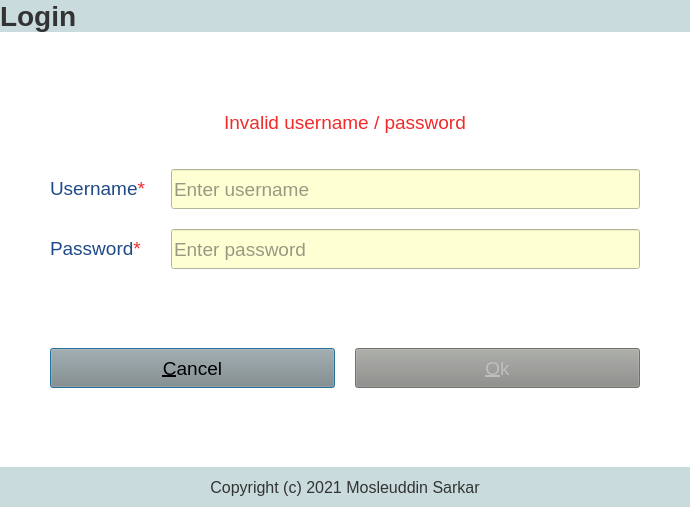
mosleuddin/ExpenseTracker, file ui_files/login.ui: the form before one commit.
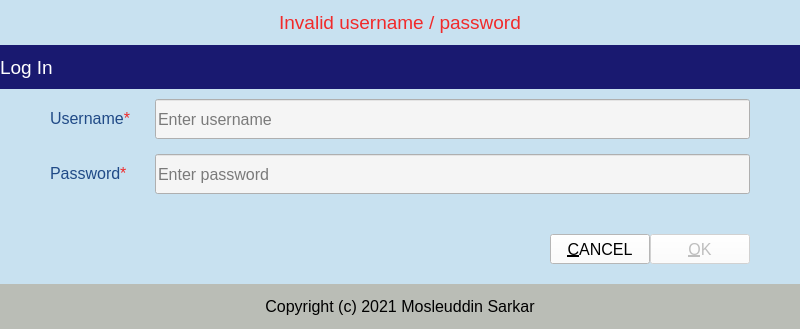
The form after the commit. Icons and pictures are not drawn.

Patch:
```diff
--- a/ui_files/login.ui
+++ b/ui_files/login.ui
@@ -9,8 +9,8 @@
    <rect>
     <x>0</x>
     <y>0</y>
-    <width>690</width>
-    <height>507</height>
+    <width>800</width>
+    <height>329</height>
    </rect>
   </property>
   <property name="sizePolicy">
@@ -28,7 +28,7 @@
   <property name="maximumSize">
    <size>
     <width>800</width>
-    <height>600</height>
+    <height>500</height>
    </size>
   </property>
   <property name="font">
@@ -42,11 +42,11 @@
     <normaloff>:/icons/expense_tracker_sm.png</normaloff>:/icons/expense_tracker_sm.png</iconset>
   </property>
   <property name="styleSheet">
-   <string notr="true">background-color: rgb(255, 255,255);</string>
+   <string notr="true">background-color: rgb(200, 225, 240);</string>
   </property>
-  <layout class="QVBoxLayout" name="verticalLayout" stretch="0,0,0,0,0,0,0,0">
+  <layout class="QVBoxLayout" name="verticalLayout" stretch="0,0,0,0,0">
    <property name="spacing">
-    <number>15</number>
+    <number>0</number>
    </property>
    <property name="leftMargin">
     <number>0</number>
@@ -60,22 +60,55 @@
    <property name="bottomMargin">
     <number>0</number>
    </property>
+   <item>
+    <widget class="QLabel" name="labelMessage">
+     <property name="minimumSize">
+      <size>
+       <width>0</width>
+       <height>40</height>
+      </size>
+     </property>
+     <property name="font">
+      <font>
+       <pointsize>14</pointsize>
+       <bold>false</bold>
+      </font>
+     </property>
+     <property name="styleSheet">
+      <string notr="true">color: rgb(241, 42, 42);</string>
+     </property>
+     <property name="text">
+      <string>Invalid username / password</string>
+     </property>
+     <property name="alignment">
+      <set>Qt::AlignCenter</set>
+     </property>
+     <property name="margin">
+      <number>10</number>
+     </property>
+    </widget>
+   </item>
    <item>
     <widget class="QLabel" name="labelHeading">
+     <property name="minimumSize">
+      <size>
+       <width>0</width>
+       <height>40</height>
+      </size>
+     </property>
      <property name="font">
       <font>
        <pointsize>14</pointsize>
-       <bold>true</bold>
+       <bold>false</bold>
        <underline>false</underline>
       </font>
      </property>
      <property name="styleSheet">
-      <string notr="true">color: rgb(51, 51, 51);
-background-color: rgb(201, 219, 220);</string>
+      <string notr="true">color: rgb(255, 255, 255);
+background-color: rgb(25, 25, 112);</string>
      </property>
      <property name="text">
-      <string>&lt;h2&gt; Login
-</string>
+      <string>Log In</string>
      </property>
      <property name="alignment">
       <set>Qt::AlignLeading|Qt::AlignLeft|Qt::AlignVCenter</set>
@@ -88,55 +121,26 @@
      </property>
     </widget>
    </item>
-   <item>
-    <spacer name="verticalSpacer_3">
-     <property name="orientation">
-      <enum>Qt::Vertical</enum>
-     </property>
-     <property name="sizeHint" stdset="0">
-      <size>
-       <width>20</width>
-       <height>40</height>
-      </size>
-     </property>
-    </spacer>
-   </item>
-   <item>
-    <widget class="QLabel" name="labelMessage">
-     <property name="font">
-      <font>
-       <pointsize>14</pointsize>
-       <bold>false</bold>
-      </font>
-     </property>
-     <property name="styleSheet">
-      <string notr="true">color: rgb(241, 42, 42);</string>
-     </property>
-     <property name="text">
-      <string>Invalid username / password</string>
-     </property>
-     <property name="alignment">
-      <set>Qt::AlignCenter</set>
-     </property>
-    </widget>
-   </item>
    <item>
     <layout class="QFormLayout" name="formLayout">
      <property name="horizontalSpacing">
       <number>25</number>
      </property>
      <property name="verticalSpacing">
-      <number>20</number>
+      <number>15</number>
      </property>
      <property name="leftMargin">
       <number>50</number>
      </property>
      <property name="topMargin">
-      <number>20</number>
+      <number>10</number>
      </property>
      <property name="rightMargin">
       <number>50</number>
      </property>
+     <property name="bottomMargin">
+      <number>30</number>
+     </property>
      <item row="0" column="0">
       <widget class="QLabel" name="labelUsername">
        <property name="minimumSize">
@@ -147,7 +151,7 @@
        </property>
        <property name="font">
         <font>
-         <pointsize>14</pointsize>
+         <pointsize>12</pointsize>
          <bold>false</bold>
         </font>
        </property>
@@ -169,15 +173,15 @@
        </property>
        <property name="font">
         <font>
-         <pointsize>14</pointsize>
+         <pointsize>12</pointsize>
         </font>
        </property>
        <property name="statusTip">
         <string>username should be 4 to 12 characters long</string>
        </property>
        <property name="styleSheet">
-        <string notr="true">background-color: rgb(254, 255, 211);
-color: rgb(51, 51, 51);</string>
+        <string notr="true">background-color: rgb(245,245,245);
+</string>
        </property>
        <property name="text">
         <string/>
@@ -200,7 +204,7 @@
        </property>
        <property name="font">
         <font>
-         <pointsize>14</pointsize>
+         <pointsize>12</pointsize>
          <bold>false</bold>
          <underline>false</underline>
         </font>
@@ -223,15 +227,15 @@
        </property>
        <property name="font">
         <font>
-         <pointsize>14</pointsize>
+         <pointsize>12</pointsize>
         </font>
        </property>
        <property name="statusTip">
         <string>username should be 4 to 12 characters long</string>
        </property>
        <property name="styleSheet">
-        <string notr="true">background-color: rgb(254, 255, 211);
-color: rgb(51, 51, 51);</string>
+        <string notr="true">background-color: rgb(245,245,245);
+</string>
        </property>
        <property name="inputMask">
         <string/>
@@ -252,33 +256,36 @@
      </item>
     </layout>
    </item>
-   <item>
-    <spacer name="verticalSpacer_2">
-     <property name="orientation">
-      <enum>Qt::Vertical</enum>
-     </property>
-     <property name="sizeHint" stdset="0">
-      <size>
-       <width>20</width>
-       <height>40</height>
-      </size>
-     </property>
-    </spacer>
-   </item>
    <item>
     <layout class="QHBoxLayout" name="horizontalLayout">
      <property name="spacing">
-      <number>20</number>
-     </property>
-     <property name="leftMargin">
-      <number>50</number>
-     </property>
-     <property name="rightMargin">
-      <number>50</number>
-     </property>
-     <property name="bottomMargin">
       <number>0</number>
      </property>
+     <property name="leftMargin">
+      <number>50</number>
+     </property>
+     <property name="topMargin">
+      <number>10</number>
+     </property>
+     <property name="rightMargin">
+      <number>50</number>
+     </property>
+     <property name="bottomMargin">
+      <number>20</number>
+     </property>
+     <item>
+      <spacer name="horizontalSpacer_2">
+       <property name="orientation">
+        <enum>Qt::Horizontal</enum>
+       </property>
+       <property name="sizeHint" stdset="0">
+        <size>
+         <width>40</width>
+         <height>20</height>
+        </size>
+       </property>
+      </spacer>
+     </item>
      <item>
       <widget class="QPushButton" name="buttonCancel">
        <property name="enabled">
@@ -292,20 +299,26 @@
        </property>
        <property name="minimumSize">
         <size>
-         <width>150</width>
-         <height>40</height>
+         <width>100</width>
+         <height>30</height>
+        </size>
+       </property>
+       <property name="maximumSize">
+        <size>
+         <width>100</width>
+         <height>30</height>
         </size>
        </property>
        <property name="font">
         <font>
-         <pointsize>14</pointsize>
+         <pointsize>12</pointsize>
         </font>
        </property>
        <property name="styleSheet">
-        <string notr="true">background-color: rgb(136, 138, 133);</string>
+        <string notr="true">background-color: rgb(255, 255, 255);</string>
        </property>
        <property name="text">
-        <string>&amp;Cancel</string>
+        <string>&amp;CANCEL</string>
        </property>
        <property name="icon">
         <iconset resource="../src/resource.qrc">
@@ -320,42 +333,38 @@
        </property>
        <property name="minimumSize">
         <size>
-         <width>150</width>
-         <height>40</height>
+         <width>100</width>
+         <height>30</height>
+        </size>
+       </property>
+       <property name="maximumSize">
+        <size>
+         <width>100</width>
+         <height>300</height>
         </size>
        </property>
        <property name="font">
         <font>
-         <pointsize>14</pointsize>
+         <pointsize>12</pointsize>
         </font>
        </property>
        <property name="styleSheet">
-        <string notr="true">background-color: rgb(136, 138, 133);</string>
+        <string notr="true">background-color: rgb(255, 255, 255);</string>
        </property>
        <property name="text">
-        <string>&amp;Ok</string>
+        <string>&amp;OK</string>
        </property>
        <property name="icon">
         <iconset resource="../src/resource.qrc">
          <normaloff>:/icons/icons/ok.png</normaloff>:/icons/icons/ok.png</iconset>
        </property>
+       <property name="default">
+        <bool>true</bool>
+       </property>
       </widget>
      </item>
     </layout>
    </item>
-   <item>
-    <spacer name="verticalSpacer">
-     <property name="orientation">
-      <enum>Qt::Vertical</enum>
-     </property>
-     <property name="sizeHint" stdset="0">
-      <size>
-       <width>20</width>
-       <height>40</height>
-      </size>
-     </property>
-    </spacer>
-   </item>
    <item>
     <widget class="QLabel" name="labelCopyright">
      <property name="minimumSize">
@@ -370,8 +379,7 @@
       </font>
      </property>
      <property name="styleSheet">
-      <string notr="true">color: rgb(51, 51, 51);
-background-color: rgb(201, 219, 220);</string>
+      <string notr="true">background-color: rgb(186, 189, 182);</string>
      </property>
      <property name="text">
       <string>Copyright (c) 2021 Mosleuddin Sarkar</string>
```
